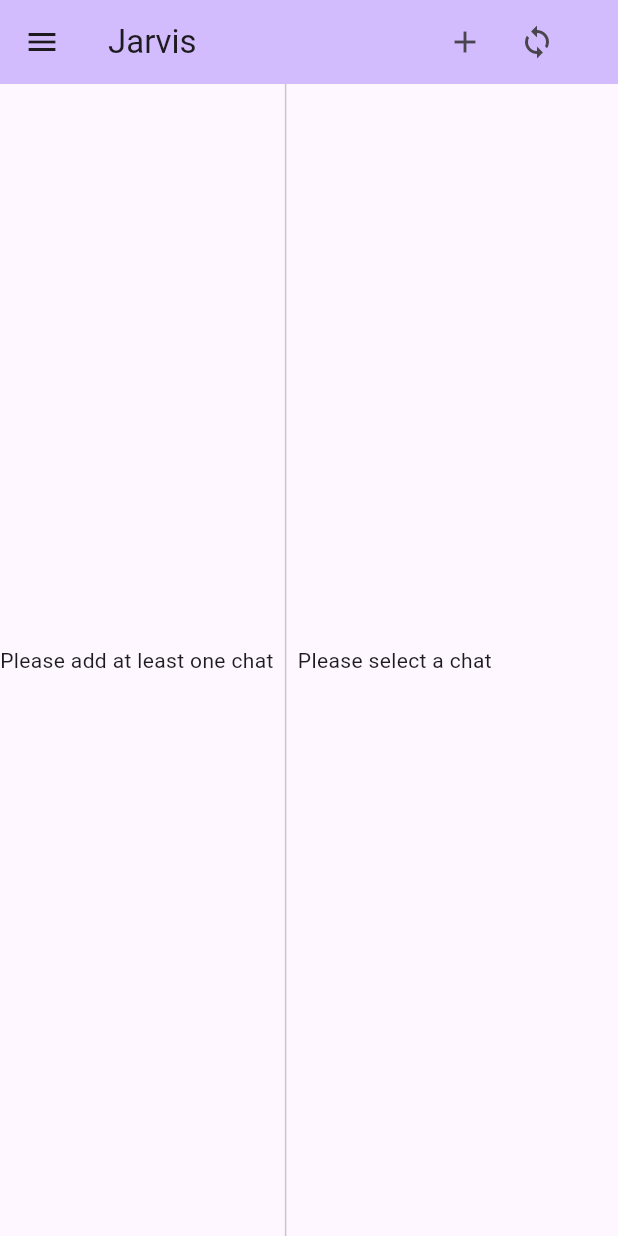
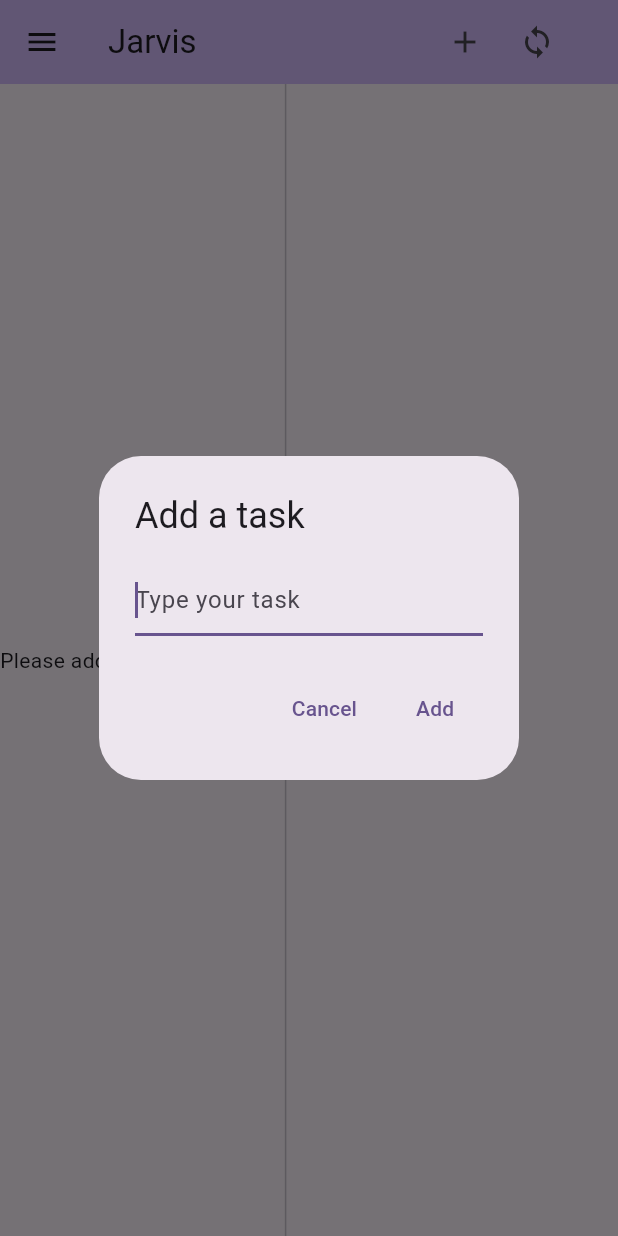
Before and after one commit to Teoneag/Jarvis-1, a Flutter app: the screen it shows after launch, after a tap on the "add" icon, on a phone screen of 412 x 824 dp. Run offline on Flutter 3.47's test engine with Material 2 defaults, Android fonts, the phone set to English and light mode, and no system bars; our stand-ins replace cloud_firestore, firebase_core; accounts and stored records are empty; generated files the repository leaves out were written again.

Commit message:
chat-tidy-4-step-10

```diff
--- a/lib/merriam_webster/m_w_api_methods.dart
+++ b/lib/merriam_webster/m_w_api_methods.dart
@@ -9,7 +9,7 @@ class MWApiM {
   static Future<String> getJson(String word) async {
     try {
       final urlString = '$learnersUrl$word?key=$mWLearnerApiKey';
-      print(urlString);
+      // print(urlString);
       final url = Uri.parse(urlString);
       final response = await http.get(url);
       return response.body;
--- a/lib/methdos/chat/chat_methods.dart
+++ b/lib/methdos/chat/chat_methods.dart
@@ -11,7 +11,7 @@ class ChatM {
     BuildContext context,
     TextEditingController titleC,
     RailObj rO,
-    final ValueChanged<int> onIndexChange,
+    Function(int) onIndexChange,
   ) async {
     showDialog(
       context: context,
@@ -48,10 +48,10 @@ class ChatM {
   }
 
   static Future _addChat(
-      String chatName, RailObj rO, final ValueChanged<int> onChangeRail) async {
+      String chatName, RailObj rO, Function(int) onChangeRail) async {
     rO.chatNames.add(chatName);
     onChangeRail(rO.chatNames.length - 1);
-    await syncFun(rO.sO, () async => await FirestoreM.addChat(chatName));
+    await FirestoreM.addChat(chatName);
   }
 
   static Future removeDialog(
@@ -60,7 +60,7 @@ class ChatM {
     ChatObj cO,
     int removeI,
     int selectedI,
-    ValueChanged<int> onIndexChange,
+    Function(int) onIndexChange,
   ) async {
     showDialog(
       context: context,
@@ -92,7 +92,7 @@ class ChatM {
     ChatObj cO,
     int removeI,
     int selectedI,
-    final ValueChanged<int> onIndexChange,
+    Function(int) onIndexChange,
   ) async {
     try {
       final chatName = rO.chatNames[removeI];
@@ -108,22 +108,25 @@ class ChatM {
           onIndexChange(selectedI - 1);
         }
       }
-      await syncFun(rO.sO, () async => await FirestoreM.removeChat(chatName));
+      await FirestoreM.removeChat(chatName);
     } catch (e) {
       print(e);
     }
   }
 
-  static Future loadChatNames(List<String> chatNames, SyncObj sO,
-      ValueChanged<String> onChatChange) async {
-    await syncFun(sO, () async {
+  static Future loadChatNamesAndChat(RailObj rO, ChatObj cO) async {
+    await loadChatNames(rO);
+    if (rO.chatNames.isNotEmpty) {
+      await loadMessages(rO.chatNames[0], cO);
+    }
+  }
+
+  static Future loadChatNames(RailObj rO) async {
+    await syncFun(rO.sO, () async {
       try {
         final snap = await FirestoreM.loadChatNames();
-        chatNames.clear();
-        chatNames.addAll((snap[chatNamesS] as List<dynamic>).cast<String>());
-        if (chatNames.isNotEmpty) {
-          onChatChange(chatNames[0]);
-        }
+        rO.chatNames.clear();
+        rO.chatNames.addAll((snap[chatNamesS] as List<dynamic>).cast<String>());
       } catch (e) {
         print(e);
       }
@@ -150,11 +153,11 @@ class ChatM {
     if (textC.text.trim().isEmpty) return;
     try {
       final text = textC.text.trim();
+      cO.messages.add(Message(text: text));
+      cO.sO.setState(() {});
       await FirestoreM.sendMessage(Message(text: text), chatName);
-      cO.messages.add(Message(text: text));
       // print(JarvisM.isSentenceQuestion(textC.text));
       textC.clear();
-      cO.sO.setState(() {});
       await JarvisM.processSentence(text, textC);
     } catch (e) {
       print(e);
--- a/lib/screens/home_screen.dart
+++ b/lib/screens/home_screen.dart
@@ -1,4 +1,7 @@
 import 'package:flutter/material.dart';
+import '/utils.dart';
+import '/models/message_model.dart';
+import '/methdos/chat/chat_methods.dart';
 import '/widgets/app_bar.dart';
 import '/widgets/nav_rail.dart';
 import '/widgets/chat_widget.dart';
@@ -11,42 +14,55 @@ class HomeScreen extends StatefulWidget {
 }
 
 class _HomeScreenState extends State<HomeScreen> {
-  bool _isRailHidden = false;
-  String _chatName = '';
+  // final _isAppSyncing = BoolW(false);
+  final _isRailSyncing = BoolW(false);
+  final _isChatSyncing = BoolW(false);
+  int _navIndex = 0;
+  final _isRailHidden = BoolW(false);
   final List<String> _chatNames = [];
+  final List<Message> _messages = [];
+  late final RailObj rO;
+  late final ChatObj cO;
 
-  void _onChangeRail() {
+  @override
+  void initState() {
+    super.initState();
+    rO = RailObj(_chatNames, SyncObj(setState, _isRailSyncing));
+    cO = ChatObj(_messages, SyncObj(setState, _isChatSyncing));
+    ChatM.loadChatNamesAndChat(rO, cO);
+  }
+
+  void _onIndexChange(int index) {
     setState(() {
-      _isRailHidden = !_isRailHidden;
+      _navIndex = index;
+    });
+    ChatM.loadMessages(_chatNames[_navIndex], cO);
+  }
+
+  void _onRailChange() {
+    setState(() {
+      _isRailHidden.v = !_isRailHidden.v;
     });
   }
-
-  void _onChatChange(String chatName) {
-    if (chatName == _chatName) return;
-    setState(() {
-      _chatName = chatName;
-    });
-    print(_chatName);
-  }
-
-  void _addChat(String title) {}
 
   @override
   Widget build(BuildContext context) {
     return Scaffold(
-      appBar: AppBar1(_onChangeRail, _addChat),
+      appBar: AppBar1(rO, _onRailChange, _onIndexChange),
       body: Row(
         children: [
-          !_isRailHidden
-              ? Row(
-                  children: [
-                    NavBar1(_onChatChange),
-                    const VerticalDivider(),
-                  ],
-                )
+          !_isRailHidden.v
+              ? Row(children: [
+                  NavBar1(rO, cO, _onIndexChange, _navIndex),
+                  const VerticalDivider(),
+                ])
               : Container(),
           Expanded(
-            child: ChatWidget(_chatName),
+            child: _isChatSyncing.v
+                ? loadingCenter()
+                : _chatNames.isEmpty
+                    ? const Text('Please select a chat')
+                    : ChatWidget(_chatNames[_navIndex], cO),
           ),
         ],
       ),
--- a/lib/widgets/app_bar.dart
+++ b/lib/widgets/app_bar.dart
@@ -1,10 +1,11 @@
 import 'package:flutter/material.dart';
+import '/methdos/chat/chat_methods.dart';
 
 class AppBar1 extends StatefulWidget implements PreferredSizeWidget {
+  final RailObj rO;
   final VoidCallback onChangeRail;
-  final void Function(String) addChat;
-
-  const AppBar1(this.onChangeRail, this.addChat, {super.key});
+  final Function(int) onIndexChange;
+  const AppBar1(this.rO, this.onChangeRail, this.onIndexChange, {super.key});
 
   @override
   Size get preferredSize => const Size.fromHeight(kToolbarHeight);
@@ -14,14 +15,13 @@ class AppBar1 extends StatefulWidget implements PreferredSizeWidget {
 }
 
 class _AppBar1State extends State<AppBar1> {
-  final _titleC = TextEditingController();
-
   @override
   void dispose() {
     super.dispose();
     _titleC.dispose();
   }
 
+  final _titleC = TextEditingController();
   @override
   Widget build(BuildContext context) {
     return AppBar(
@@ -33,7 +33,8 @@ class _AppBar1State extends State<AppBar1> {
       title: const Text('Jarvis'), // TODO: change to conv name or date
       actions: [
         IconButton(
-          onPressed: () => widget.addChat(_titleC.text),
+          onPressed: () => ChatM.addDialog(
+              context, _titleC, widget.rO, widget.onIndexChange),
           icon: const Icon(Icons.add),
         ),
         // TODO: make the sync work widget.rO.sO.isSyncing.v ? const CircularProgressIndicator() :
--- a/lib/widgets/chat_widget.dart
+++ b/lib/widgets/chat_widget.dart
@@ -1,41 +1,27 @@
 import 'package:flutter/material.dart';
+import '../methdos/chat/chat_methods.dart';
 import '/utils.dart';
-import '/models/message_model.dart';
-import '/methdos/chat/chat_methods.dart';
 
 class ChatWidget extends StatefulWidget {
   final String chatName;
+  final ChatObj cO;
 
-  const ChatWidget(this.chatName, {super.key});
+  const ChatWidget(this.chatName, this.cO, {super.key});
 
   @override
   State<ChatWidget> createState() => _ChatWidgetState();
 }
 
-// TODO: solve the flickering with moveing the cO as an internal parameter, and calling init only when the chatName changes
-
 class _ChatWidgetState extends State<ChatWidget> {
-  final _isSyncing = BoolW(false);
-  final List<Message> _messages = [];
   final _messageC = TextEditingController();
   final _focusNode = FocusNode();
+  late final SyncObj sO;
   late final IntW messageIndex;
-  late final ChatObj cO;
 
   @override
   void initState() {
-    cO = ChatObj(_messages, SyncObj(setState, _isSyncing));
-    messageIndex = IntW(_messages.length - 1);
     super.initState();
-  }
-
-  @override
-  void didUpdateWidget(covariant ChatWidget oldWidget) {
-    if (widget.chatName.isNotEmpty && widget.chatName != oldWidget.chatName) {
-      ChatM.loadMessages(widget.chatName, cO);
-      messageIndex.v = _messages.length - 1;
-    }
-    super.didUpdateWidget(oldWidget);
+    messageIndex = IntW(widget.cO.messages.length - 1);
   }
 
   @override
@@ -47,17 +33,13 @@ class _ChatWidgetState extends State<ChatWidget> {
 
   @override
   Widget build(BuildContext context) {
-    return _isSyncing.v
-        ? loadingCenter()
-        : widget.chatName.isEmpty
-            ? const Text('Please select a chat')
-            : Column(
+    return Column(
       children: [
         Expanded(
           child: ListView.builder(
-                      itemCount: _messages.length,
+            itemCount: widget.cO.messages.length,
             itemBuilder: (context, index) {
-                        final message = _messages[index];
+              final message = widget.cO.messages[index];
               return ListTile(
                 title: Align(
                     alignment: message.isMe
@@ -73,7 +55,7 @@ class _ChatWidgetState extends State<ChatWidget> {
           child: RawKeyboardListener(
             focusNode: FocusNode(),
             onKey: (event) => ChatM.handleKeyPress(
-                          event, messageIndex, _messageC, _messages),
+                event, messageIndex, _messageC, widget.cO.messages),
             child: TextField(
                 autofocus: true,
                 focusNode: _focusNode,
@@ -83,14 +65,13 @@ class _ChatWidgetState extends State<ChatWidget> {
                   border: const OutlineInputBorder(),
                   suffixIcon: IconButton(
                     onPressed: () => ChatM.sendMessage(
-                                  _messageC, widget.chatName, cO),
+                        _messageC, widget.chatName, widget.cO),
                     icon: const Icon(Icons.send),
                   ),
                 ),
                 onSubmitted: (_) {
-                            ChatM.sendMessage(_messageC, widget.chatName, cO);
-                            _focusNode
-                                .requestFocus(); // TODO: Make it autoscroll
+                  ChatM.sendMessage(_messageC, widget.chatName, widget.cO);
+                  _focusNode.requestFocus(); // TODO: Make it autoscroll
                 }),
           ),
         ),
--- a/lib/widgets/nav_rail.dart
+++ b/lib/widgets/nav_rail.dart
@@ -2,79 +2,61 @@ import 'package:flutter/material.dart';
 import '/utils.dart';
 import '/methdos/chat/chat_methods.dart';
 
-class NavBar1 extends StatefulWidget {
-  final ValueChanged<String> onChatChange;
+class NavBar1 extends StatelessWidget {
+  final RailObj rO;
+  final ChatObj cO;
+  final Function(int) onIndexChange;
+  final int navIndex;
 
-  const NavBar1(this.onChatChange, {super.key});
-
-  @override
-  State<NavBar1> createState() => _NavBar1State();
-}
-
-class _NavBar1State extends State<NavBar1> {
-  final _isSyncing = BoolW(false);
-  int _navIndex = 0;
-  final List<String> _chatNames = [];
-  late final SyncObj sO;
-
-  void addChat(String chatName) {
-    print(chatName);
-  }
-
-  @override
-  void initState() {
-    super.initState();
-    sO = SyncObj(setState, _isSyncing);
-    ChatM.loadChatNames(_chatNames, sO, widget.onChatChange);
-  }
+  const NavBar1(this.rO, this.cO, this.onIndexChange, this.navIndex,
+      {super.key});
 
   @override
   Widget build(BuildContext context) {
-    return _isSyncing.v
+    return rO.sO.isSyncing.v
         ? loadingCenter()
-        : _chatNames.isEmpty
+        : rO.chatNames.isEmpty
             ? const Text('Please add at least one chat')
-            : _chatNames.length == 1
-                ? railTile(context, _chatNames, 0, 0, widget.onChatChange)
+            : rO.chatNames.length == 1
+                ? railTile(context, rO, cO, 0, navIndex, onIndexChange)
                 : NavigationRail(
                     // TODO: make it hover if the screen is smaller than x
                     groupAlignment: 0,
                     destinations: [
-                      for (int i = 0; i < _chatNames.length; i++)
+                      for (int i = 0; i < rO.chatNames.length; i++)
                         NavigationRailDestination(
-                          icon: railTile(context, _chatNames, i, _navIndex,
-                              widget.onChatChange),
-                          label: Text(_chatNames[i]),
+                          icon: railTile(
+                              context, rO, cO, i, navIndex, onIndexChange),
+                          label: Text(rO.chatNames[i]),
                         )
                     ],
-                    selectedIndex: _navIndex,
-                    onDestinationSelected: (int index) {
-                      setState(() {
-                        _navIndex = index;
-                      });
-                      widget.onChatChange(_chatNames[index]);
-                    });
+                    selectedIndex: navIndex,
+                    onDestinationSelected: (int index) => onIndexChange(index),
+                  );
   }
 }
 
 Widget railTile(
   BuildContext context,
-  List<String> chatNames,
+  RailObj rO,
+  ChatObj cO,
   int removeI,
   int selectedI,
-  ValueChanged<String> onChatChange,
+  Function(int) onIndexChange,
 ) {
   return GestureDetector(
-    // onLongPress: () => ChatM.removeDialog(
-    //   context,
-    //   removeI,
-    //   selectedI,
-    //   onIndexChange,
-    // ),
+    onLongPress: () => ChatM.removeDialog(
+      context,
+      rO,
+      cO,
+      removeI,
+      selectedI,
+      onIndexChange,
+    ),
     child: Padding(
       padding: const EdgeInsets.symmetric(horizontal: 15),
       child: Text(
-        chatNames[removeI],
+        rO.chatNames[removeI],
         overflow: TextOverflow.ellipsis,
       ),
     ),
```
Lines whose indentation alone changed are shown as unchanged.
